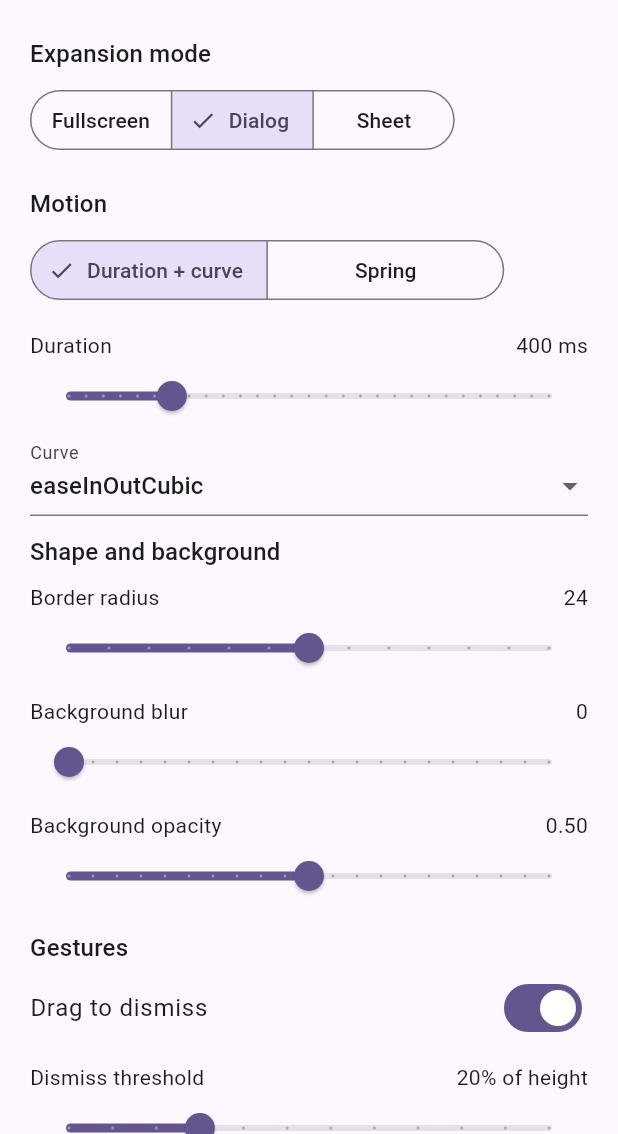
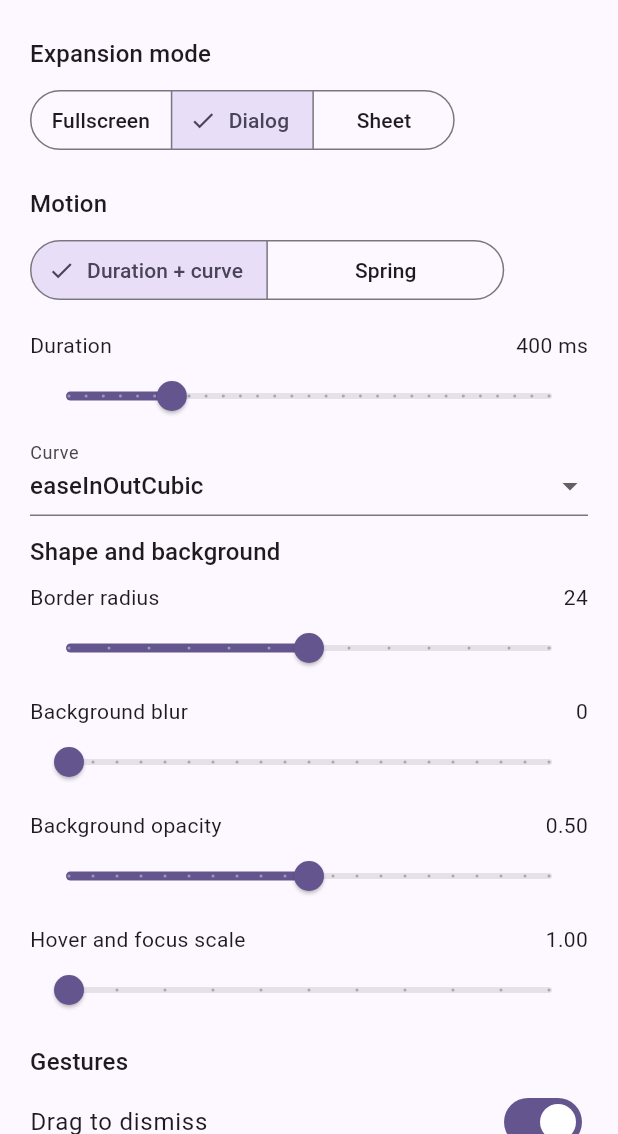
Before and after one commit to boffincoders/expandable_animation, a Flutter app: the PlaygroundDemo screen opened directly, scrolled down 576 dp, after a tap on "Dialog", on a phone screen of 412 x 824 dp, the part 102-1236 px from its top. Run offline on Flutter 3.47's test engine with Material 3 defaults, Android fonts, the phone set to English and light mode, and no system bars.

Commit message:
feat(example): app-wide theme, two-way photo dismissal and playground options

```diff
--- a/example/lib/src/demos/playground_demo.dart
+++ b/example/lib/src/demos/playground_demo.dart
@@ -1,4 +1,5 @@
 import 'package:expandable_animation/expandable_animation.dart';
+import 'package:flutter/foundation.dart';
 import 'package:flutter/material.dart';
 import 'package:flutter/services.dart';
 
@@ -36,6 +37,10 @@ class PlaygroundSettings {
     this.minScale = 0.85,
     this.haptics = true,
     this.matchVelocity = true,
+    this.directions = const <ExpandableAnimationDismissDirection>{
+      ExpandableAnimationDismissDirection.down,
+    },
+    this.hoverScale = 1.0,
   });
 
   final PlaygroundMode mode;
@@ -53,6 +58,8 @@ class PlaygroundSettings {
   final double minScale;
   final bool haptics;
   final bool matchVelocity;
+  final Set<ExpandableAnimationDismissDirection> directions;
+  final double hoverScale;
 
   ExpandableAnimationMode get expandableMode => switch (mode) {
         PlaygroundMode.fullscreen => const ExpandableAnimationMode.fullscreen(),
@@ -74,6 +81,7 @@ class PlaygroundSettings {
         minScale: minScale,
         enableHapticFeedback: haptics,
         matchReleaseVelocity: matchVelocity,
+        dismissDirections: directions,
       );
 
   PlaygroundSettings copyWith({
@@ -92,6 +100,8 @@ class PlaygroundSettings {
     double? minScale,
     bool? haptics,
     bool? matchVelocity,
+    Set<ExpandableAnimationDismissDirection>? directions,
+    double? hoverScale,
   }) {
     return PlaygroundSettings(
       mode: mode ?? this.mode,
@@ -109,6 +119,8 @@ class PlaygroundSettings {
       minScale: minScale ?? this.minScale,
       haptics: haptics ?? this.haptics,
       matchVelocity: matchVelocity ?? this.matchVelocity,
+      directions: directions ?? this.directions,
+      hoverScale: hoverScale ?? this.hoverScale,
     );
   }
 
@@ -152,6 +164,9 @@ class PlaygroundSettings {
     if (backgroundOpacity != d.backgroundOpacity) {
       lines.add('backgroundOpacity: ${n(backgroundOpacity)},');
     }
+    if (hoverScale != d.hoverScale) {
+      lines.add('hoverScale: ${n(hoverScale)},');
+    }
     if (!enableDragToDismiss) {
       lines.add('enableDragToDismiss: false,');
     } else {
@@ -163,6 +178,8 @@ class PlaygroundSettings {
         if (minScale != d.minScale) 'minScale: ${n(minScale)},',
         if (!haptics) 'enableHapticFeedback: false,',
         if (!matchVelocity) 'matchReleaseVelocity: false,',
+        if (!setEquals(directions, d.directions))
+          'dismissDirections: {${directions.map((ExpandableAnimationDismissDirection e) => 'ExpandableAnimationDismissDirection.${e.name}').join(', ')}},',
       ];
       if (gesture.isNotEmpty) {
         lines.add('gestureConfig: const ExpandableAnimationGestureConfig(\n'
@@ -255,6 +272,7 @@ class _Preview extends StatelessWidget {
           backgroundOpacity: settings.backgroundOpacity,
           enableDragToDismiss: settings.enableDragToDismiss,
           gestureConfig: settings.gestureConfig,
+          hoverScale: settings.hoverScale,
           collapsedColor: scheme.primaryContainer,
           expandedColor: scheme.surfaceContainer,
           semanticLabel: 'Open preview',
@@ -494,6 +512,15 @@ class _Controls extends StatelessWidget {
           format: (double v) => v.toStringAsFixed(2),
           onChanged: (double v) => onChanged(s.copyWith(backgroundOpacity: v)),
         ),
+        _SliderTile(
+          label: 'Hover and focus scale',
+          value: s.hoverScale,
+          min: 1,
+          max: 1.1,
+          divisions: 10,
+          format: (double v) => v.toStringAsFixed(2),
+          onChanged: (double v) => onChanged(s.copyWith(hoverScale: v)),
+        ),
         const SizedBox(height: 12),
         Text('Gestures', style: text.titleMedium),
         SwitchListTile(
@@ -542,6 +569,28 @@ class _Controls extends StatelessWidget {
             title: const Text('Carry flick speed into the collapse'),
             value: s.matchVelocity,
             onChanged: (bool v) => onChanged(s.copyWith(matchVelocity: v)),
+          ),
+          const SizedBox(height: 4),
+          const Text('Dismiss directions'),
+          const SizedBox(height: 8),
+          Wrap(
+            spacing: 8,
+            children: <Widget>[
+              for (final ExpandableAnimationDismissDirection direction
+                  in ExpandableAnimationDismissDirection.values)
+                FilterChip(
+                  label: Text(direction.name),
+                  selected: s.directions.contains(direction),
+                  onSelected: (bool selected) {
+                    final Set<ExpandableAnimationDismissDirection> next =
+                        <ExpandableAnimationDismissDirection>{...s.directions};
+                    selected ? next.add(direction) : next.remove(direction);
+                    if (next.isNotEmpty) {
+                      onChanged(s.copyWith(directions: next));
+                    }
+                  },
+                ),
+            ],
           ),
         ],
         const SizedBox(height: 8),
```
Also changed, not shown: example/lib/main.dart (+8 -2 lines), example/lib/src/demos/photo_gallery_demo.dart (+7 -2 lines).
